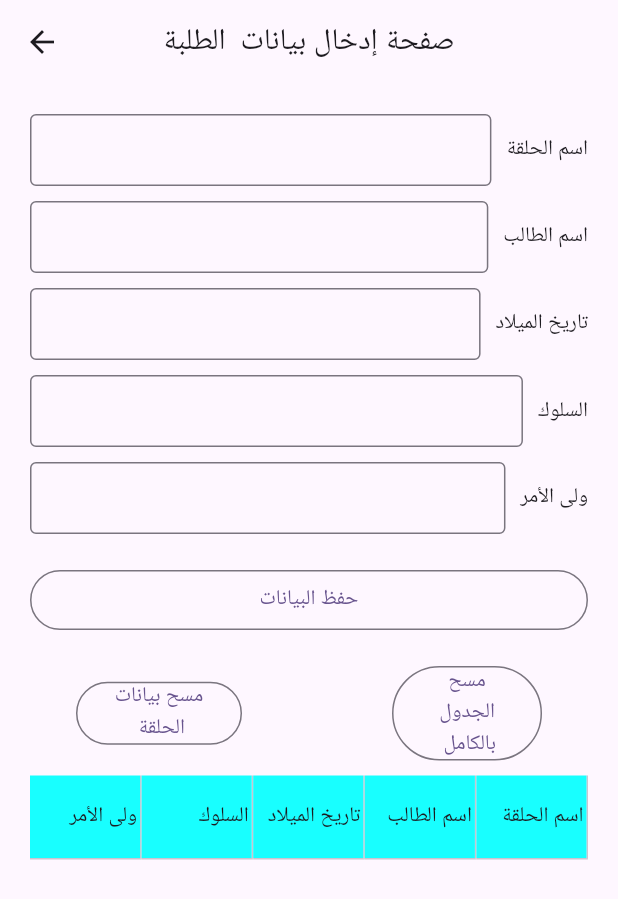
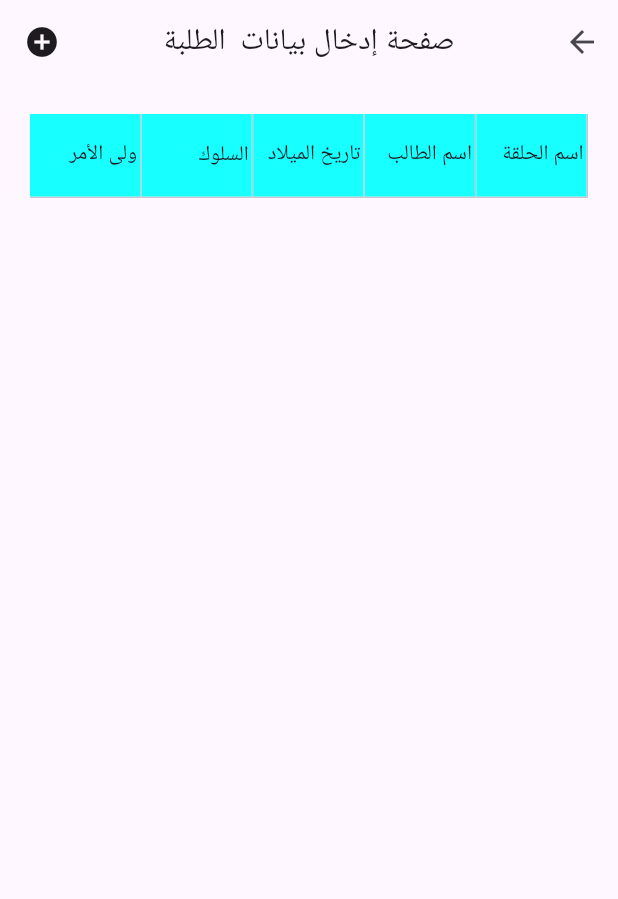
Before and after one commit to mhussin2008/q_ring_test_general, a Flutter app: the dataEntryScreen screen opened directly, on a phone screen of 412 x 824 dp. Shown: the top 899 px of the screen. Run offline on Flutter 3.47's test engine with Material 3 defaults, Android fonts, the phone set to English and light mode, and no system bars; drawn by our look-alikes of syncfusion_flutter_datagrid; our stand-ins replace fluttertoast, sqflite; accounts and stored records are empty.

Commit message:
added folded

```diff
--- a/lib/Data/newDataModels.dart
+++ b/lib/Data/newDataModels.dart
@@ -50,7 +50,8 @@ class data{
       ['اسم الحلقة','تاريخ إنشائها','بيانات'],'الحلقات'),
 
     dataListClass(['rname','aname','adate','behave','parent'],
-        ['اسم الحلقة','اسم الطالب','تاريخ الميلاد','السلوك','ولى الأمر'],'الطلبة')
+        ['اسم الحلقة','اسم الطالب','تاريخ الميلاد','السلوك','ولى الأمر'],'الطلبة'),
+
 
   ];
   static String dbaseName='ringdbase.db';
--- a/lib/Screens/dataEntryScreen.dart
+++ b/lib/Screens/dataEntryScreen.dart
@@ -23,6 +23,7 @@ class dataEntryScreen extends StatefulWidget {
 
 class _dataEntryScreenState extends State<dataEntryScreen> {
   late List<TextEditingController> dataController;
+  bool folded=false;
 
   @override
   void initState() {
@@ -62,20 +63,33 @@ class _dataEntryScreenState extends State<dataEntryScreen> {
     return Scaffold(
         resizeToAvoidBottomInset: false,
         appBar: AppBar(
+          leading: IconButton(onPressed: () { setState(() {
+   folded=!folded;
+ });
+ },
+
+            icon: Icon(folded?Icons.add:Icons.add_circle),
+
+          ),
+          actions: [IconButton(onPressed: (){
+            Navigator.pop(context);
+          }, icon: Icon(Icons.arrow_back))],
           centerTitle: true,
           titleSpacing: 10.0,
           title: Text('صفحة إدخال بيانات  ${data.inst[widget.index].pageName}',
               style: TextStyle(fontSize: 20)),
         ),
+
         body: SafeArea(
           minimum: const EdgeInsets.all(20.0),
           child: Column(
             mainAxisAlignment: MainAxisAlignment.start,
             children: [
-              for (int i = 0; i < data.inst[widget.index].Headers.length; i++)
-                Column(
-                  children: [
-                    Row(
+
+             if (folded) ...[for (int i = 0; i < data.inst[widget.index].Headers.length; i++)
+                  Padding(
+                    padding: const EdgeInsets.all(5.0),
+                    child: Row(
                         children: [
                           Expanded(
                             child: TextFormField(
@@ -97,20 +111,17 @@ class _dataEntryScreenState extends State<dataEntryScreen> {
                           Text(data.inst[widget.index].ArHeaders[i]),
                         ],
                       ),
-                    SizedBox(
+                  )
+             //else Container(),
+                  ,const SizedBox(
                       height: 10,
                     )
-                  ],
-                ),
+                ,
+
               const SizedBox(
                 height: 10,
               ),
-              Row(
-                mainAxisAlignment: MainAxisAlignment.center,
-                children: [
-                  ///////////////////////////////////
-                  Expanded(
-                    child: OutlinedButton(
+              OutlinedButton(
                   onPressed: () async {
                     var si = (data.link[widget.index] == true) ? 1 : 0;
                     if (data.inst[widget.index].getRecordsList.any(
@@ -198,22 +209,6 @@ class _dataEntryScreenState extends State<dataEntryScreen> {
                     'حفظ البيانات',
                     textAlign: TextAlign.center,
                   )),
-                  ),
-
-                  ///////////////////////////////////////////
-                  // OutlinedButton(
-                  //     onPressed: () {
-                  //      print(dataSource.cols.length);
-                  //      print(dataSource.rows.length);
-                  //      print(dataSource.rows[0].getCells().length);
-                  //       // Navigator.pop(context);
-                  //     },
-                  //     child: const Text(
-                  //       'عودة الى الشاشة الرئيسية',
-                  //       textAlign: TextAlign.center,
-                  //     )),
-                ],
-              ),
               SizedBox(
                 height: 20,
               ),
@@ -300,7 +295,7 @@ class _dataEntryScreenState extends State<dataEntryScreen> {
                                 textDirection: TextDirection.rtl,
                               ),
                             )
-                          : Spacer()),
+                          : SizedBox()),
                   SizedBox(
                     width: 100,
                     child: OutlinedButton(
@@ -332,7 +327,8 @@ class _dataEntryScreenState extends State<dataEntryScreen> {
                   ),
                 ],
               ),
-              const SizedBox(height: 10),
+              const SizedBox(height: 10)]
+             else Container(),
               Expanded(
                 child: SfDataGrid(
                     allowEditing: true,
```
Lines whose indentation alone changed are shown as unchanged.
